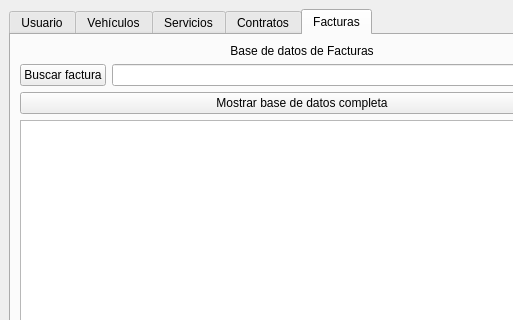
First picture: the form in interfaz.ui, repository ValentinaColmenares/Proyecto_Concesionario, before the edit; both pictures show x 0 to 513 and y 0 to 320 of the 604 by 610 pixel window.
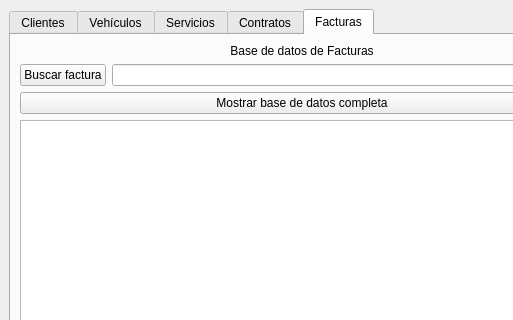
Second picture: the form after the edit.

Commit message: clientes pesataña

```diff
--- a/interfaz.ui
+++ b/interfaz.ui
@@ -22,7 +22,7 @@
       </property>
       <widget class="QWidget" name="usuarios">
        <attribute name="title">
-        <string>Usuario</string>
+        <string>Clientes</string>
        </attribute>
        <layout class="QGridLayout" name="gridLayout_2">
         <item row="4" column="0" colspan="2">
```
Left out of the diff: 2 changed lines with no effect on the pictures. The commit also changes 4 other files.
